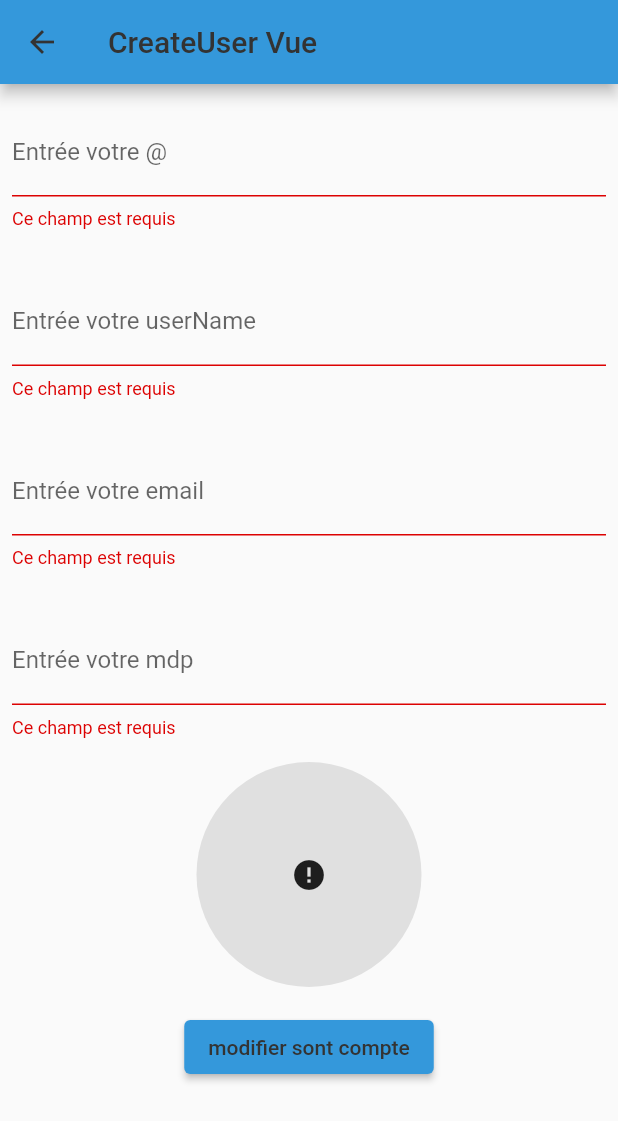
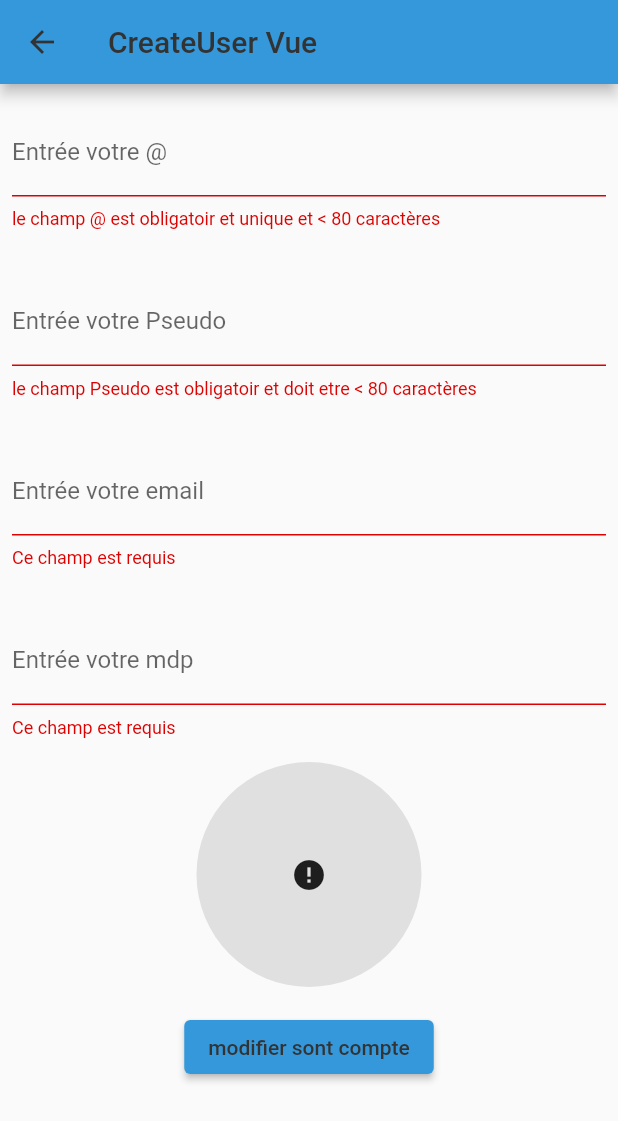
Before and after one commit to MAXCOEUR/pouic_app, a Flutter app: the CreateUserVue screen opened directly with empty values, after a tap on "modifier sont compte", on a phone screen of 412 x 824 dp. Shown: the top 1121 px of the screen. Run offline on Flutter 3.47's test engine with Material 2 defaults, Android fonts, the light colour scheme and no system bars; our stand-ins replace audioplayers, dio, file_picker, flutter_local_notifications, image_picker, permission_handler and 3 more; missing offline and left inert: record_mp3; accounts and stored records are empty; network calls fail.

Commit message:
Update MessagesController.dart, UserC.dart, and 10 more files...

```diff
--- a/lib/Controller/MessagesController.dart
+++ b/lib/Controller/MessagesController.dart
@@ -39,7 +39,13 @@ class MessagesController {
   }
   void _handleReceivedMessage(data) {
     Map<String,dynamic> messageMap = data["message"];
-    User user = User(messageMap["email"], messageMap["uniquePseudo"], messageMap["pseudo"], messageMap["Avatar"]);
+
+    if(messageMap["id_conversation"]!=conversation.id){
+      return ;
+    }
+
+
+    User user = User(messageMap["email"], messageMap["uniquePseudo"], messageMap["pseudo"]);
     List<String> listeLinkFile= [];
     List<String> listenameFile= [];
     if(messageMap["linkfile"]!=null && messageMap["name"]!=null){
--- a/lib/outil/Constant.dart
+++ b/lib/outil/Constant.dart
@@ -1,16 +1,18 @@
 import 'dart:typed_data';
 
 import 'package:discution_app/Model/UserModel.dart';
+import 'package:discution_app/vue/widget/PhotoView.dart';
 import 'package:flutter/material.dart';
 import 'package:http/http.dart' as http;
 
-class Constant{
-  static const String ServeurApi ="http://46.227.18.31:3000";
-  static const String baseUrlAvatarUser =ServeurApi+"/uploads/AvatarUser";
-  static const String baseUrlAvatarConversation =ServeurApi+"/uploads/ImageConversation";
-  static const String baseUrlFilesMessages =ServeurApi+"/uploads/messages";
+class Constant {
+  static const String ServeurApi = "http://46.227.18.31:3000";
+  static const String baseUrlAvatarUser = ServeurApi + "/uploads/AvatarUser";
+  static const String baseUrlAvatarConversation =
+      ServeurApi + "/uploads/ImageConversation";
+  static const String baseUrlFilesMessages = ServeurApi + "/uploads/messages";
 
-  static showAlertDialog(BuildContext context,String titre,String erreur) {
+  static showAlertDialog(BuildContext context, String titre, String erreur) {
     // set up the button
     Widget okButton = TextButton(
       child: Text("OK"),
@@ -36,12 +38,13 @@ class Constant{
       },
     );
   }
+
   static Future<bool> _checkImageExists(String url) async {
     final response = await http.head(Uri.parse(url));
     return response.statusCode == 200;
   }
 
-  static Widget buildImageOrIcon(String imageUrl,Icon icon) {
+  static Widget buildImageOrIcon(String imageUrl, Icon icon, bool clicable) {
     return FutureBuilder<String?>(
       future: _findAvailableImage(imageUrl),
       builder: (context, snapshot) {
@@ -49,17 +52,34 @@ class Constant{
           return CircularProgressIndicator();
         } else if (snapshot.hasError) {
           return Icon(Icons.error);
-        } else if (snapshot.data != null) {
-          return Image.network(
-            snapshot.data!,
-            fit: BoxFit.cover,
-          );
+        } else if (snapshot.data != null && imageUrl.split("/").last != "0") {
+          if (clicable) {
+            return InkWell(
+              onTap: () {
+                Navigator.push(
+                  context,
+                  MaterialPageRoute(
+                      builder: (context) => PhotoViewCustom(snapshot.data!)),
+                );
+              },
+              child: Image.network(
+                snapshot.data!,
+                fit: BoxFit.cover,
+              ),
+            );
+          }else{
+            return Image.network(
+              snapshot.data!,
+              fit: BoxFit.cover,
+            );
+          }
         } else {
           return icon;
         }
       },
     );
   }
+
   static Future<String?> _findAvailableImage(String baseUrl) async {
     final List<String> imageExtensions = ['.png', '.jpg', '.jpeg', '.gif'];
 
@@ -73,23 +93,24 @@ class Constant{
 
     return null; // No available image with supported extensions
   }
-
 }
 
-class SizeFont{
+class SizeFont {
   static double h1 = 26;
   static double h2 = 24;
   static double h3 = 20;
   static double p1 = 16;
   static double p2 = 12;
 }
-class SizeMarginPading{
+
+class SizeMarginPading {
   static double h1 = 16;
   static double h2 = 12;
   static double h3 = 8;
   static double p1 = 4;
   static double p2 = 2;
 }
-class SizeBorder{
+
+class SizeBorder {
   static double radius = 10;
 }
--- a/lib/vue/CreateConversationVue.dart
+++ b/lib/vue/CreateConversationVue.dart
@@ -129,7 +129,7 @@ class _CreateConversationVueState extends State<CreateConversationVue> {
     } else {
       return Constant.buildImageOrIcon(
           Constant.baseUrlAvatarConversation+"/"+widget.conversation.id.toString(),
-          Icon(Icons.add_a_photo)
+          Icon(Icons.add_a_photo,size: 75,),false
       );
     }
   }
@@ -156,8 +156,8 @@ class _CreateConversationVueState extends State<CreateConversationVue> {
                     labelText: 'Entrée le nom de la conversation',
                   ),
                   validator: (value) {
-                    if (value == null || value.isEmpty) {
-                      return 'Ce champ est requis';
+                    if (value == null || value.isEmpty || value.length>=255) {
+                      return 'Ce champ est requis et < 255 caractères';
                     }
                     return null; // Valide
                   },
--- a/lib/vue/CreateUserVue.dart
+++ b/lib/vue/CreateUserVue.dart
@@ -114,7 +114,7 @@ class _CreateUserVueState extends State<CreateUserVue> {
     } else {
       return Constant.buildImageOrIcon(
           Constant.baseUrlAvatarUser+"/"+widget.user.uniquePseudo,
-          Icon(Icons.add_a_photo)
+          Icon(Icons.add_a_photo),false
       );
     }
   }
@@ -140,8 +140,8 @@ class _CreateUserVueState extends State<CreateUserVue> {
                   labelText: 'Entrée votre @',
                 ),
                 validator: (value) {
-                  if (value == null || value.isEmpty) {
-                    return 'Ce champ est requis';
+                  if (value == null || value.isEmpty|| value.length>=80) {
+                    return 'le champ @ est obligatoir et unique et < 80 caractères';
                   }
                   return null; // Valide
                 },
@@ -153,11 +153,11 @@ class _CreateUserVueState extends State<CreateUserVue> {
                 controller: userName,
                 decoration: const InputDecoration(
                   border: UnderlineInputBorder(),
-                  labelText: 'Entrée votre userName',
+                  labelText: 'Entrée votre Pseudo',
                 ),
                 validator: (value) {
-                  if (value == null || value.isEmpty) {
-                    return 'Ce champ est requis';
+                  if (value == null || value.isEmpty|| value.length>=80) {
+                    return 'le champ Pseudo est obligatoir et doit etre < 80 caractères';
                   }
                   return null; // Valide
                 },
@@ -176,7 +176,7 @@ class _CreateUserVueState extends State<CreateUserVue> {
                     return 'Ce champ est requis';
                   }
                   RegExp emailRegex = RegExp(r'^[\w-]+(\.[\w-]+)*@([\w-]+\.)+[a-zA-Z]{2,7}$');
-                  if (!emailRegex.hasMatch(value)) {
+                  if (!emailRegex.hasMatch(value) || value.length>=255) {
                     return 'Veuillez entrer une adresse e-mail valide';
                   }
                   return null; // Valide
@@ -196,10 +196,10 @@ class _CreateUserVueState extends State<CreateUserVue> {
                   if (value == null || value.isEmpty) {
                     return 'Ce champ est requis';
                   }
-                  RegExp passwordRegex = RegExp(r'^(?=.*[a-z])(?=.*[A-Z])(?=.*\d)(?=.*[@$!%*?&])[A-Za-z\d@$!%*?&]{8,}$');
+                  RegExp passwordRegex = RegExp(r'^(?=.*[a-z])(?=.*[A-Z])(?=.*\d)(?=.*[@$!%*?&])[A-Za-z\d@$!%*?&]{8,255}$');
 
-                  if (!passwordRegex.hasMatch(value)) {
-                    return 'Le mot de passe doit contenir au moins 8 caractères, dont une majuscule, une minuscule, un chiffre et un caractère spécial';
+                  if (!passwordRegex.hasMatch(value)|| value.length>=255) {
+                    return 'Le mot de passe doit contenir entre 8 et 255 caractères, dont une majuscule, une minuscule, un chiffre et un caractère spécial (@\$!%*?&)';
                   }
                   return null; // Valide
                 },
--- a/lib/vue/ItemListeView/ConversationItemListeView.dart
+++ b/lib/vue/ItemListeView/ConversationItemListeView.dart
@@ -40,10 +40,11 @@ class ConversationItemListeView extends StatelessWidget {
                     child: ClipOval(
                       child: Constant.buildImageOrIcon(
                           Constant.baseUrlAvatarConversation+"/"+conversation.id.toString(),
-                          Icon(Icons.comment)
+                          Icon(Icons.comment,size: 50,),true
                       ),
                     ),
                   ),
+                  SizedBox(width: SizeMarginPading.h3),
                   Expanded(
                       child: Center( child: Text(conversation.name,style: TextStyle(fontSize: SizeFont.h3)))
                   ),
--- a/lib/vue/home/UserDetailView.dart
+++ b/lib/vue/home/UserDetailView.dart
@@ -47,7 +47,7 @@ class _UserListeViewState extends State<UserDetailleView> {
                 child: ClipOval(
                   child: Constant.buildImageOrIcon(
                       Constant.baseUrlAvatarUser+"/"+widget.user.uniquePseudo,
-                      Icon(Icons.account_circle)
+                      Icon(Icons.account_circle,size: 150,),true
                   ),
                 ),
               ),
--- a/lib/vue/home/message/MessagerieView.dart
+++ b/lib/vue/home/message/MessagerieView.dart
@@ -179,12 +179,14 @@ class _MessagerieViewState extends State<MessagerieView> {
                   Constant.baseUrlAvatarConversation +
                       "/" +
                       widget.conv.id.toString(),
-                  Icon(Icons.comment)),
+                  Icon(Icons.comment),false),
             ),
           ),
+          SizedBox(width: SizeMarginPading.h3),
           Expanded(
             child: Center(child: Text(widget.conv.name)),
           ),
+          SizedBox(width: SizeMarginPading.h3),
           if (widget.conv.uniquePseudo_admin == widget.lm.user.uniquePseudo)
             PopupMenuButton<String>(
               icon: Icon(Icons.more_vert),
```
Also changed, not shown: lib/Controller/UserC.dart (+6 -6 lines), lib/vue/ItemListeView/MessageItemListeView.dart (+46 -19 lines), lib/vue/ItemListeView/UserItemListeView.dart (+41 -12 lines), lib/vue/widget/CustomAppBar.dart (+8 -4 lines), lib/vue/widget/CustomDrawer.dart (+25 -10 lines).
